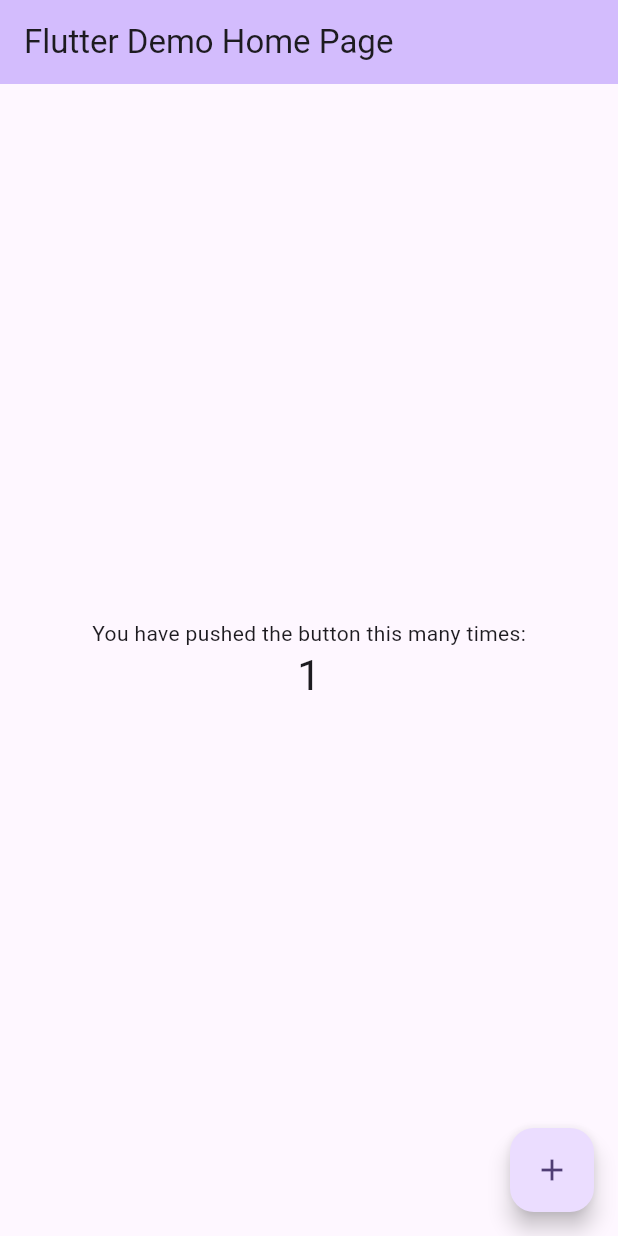
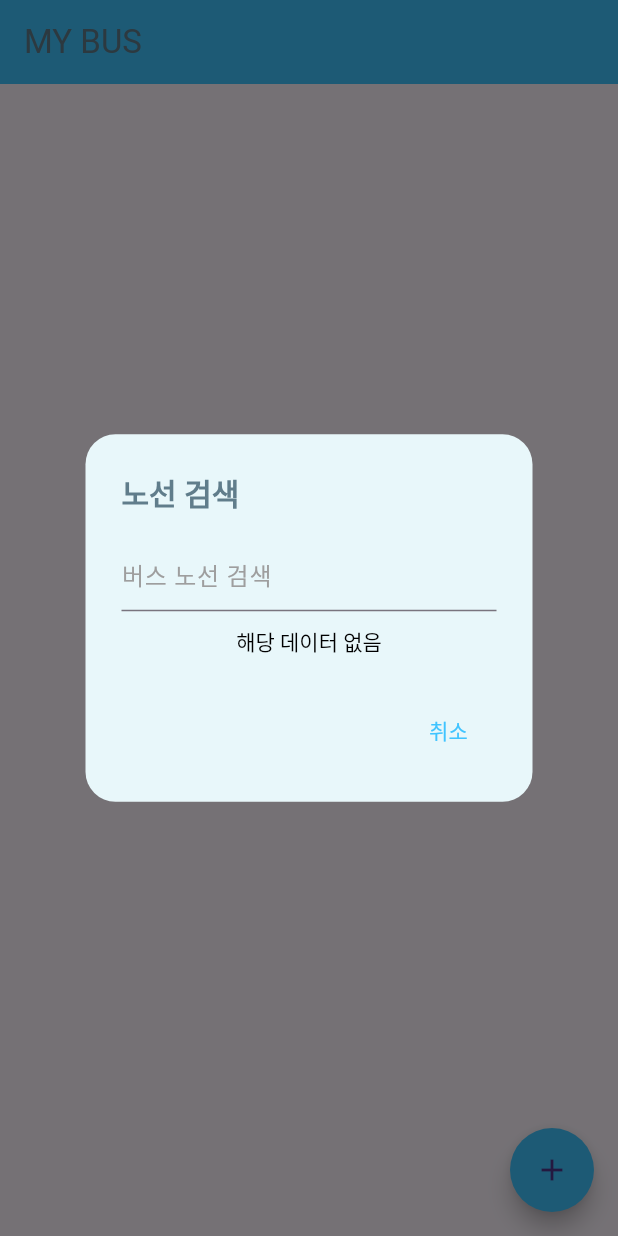
Before and after one commit to Doricong/busFlutter, a Flutter app: the screen it shows after launch, after a tap on the "add" icon, on a phone screen of 412 x 824 dp. Run offline on Flutter 3.47's test engine with Material 3 defaults, Android fonts, the phone set to English and light mode, and no system bars.

Commit message:
버스 추가할 수 있는 ui 구현

```diff
--- a/lib/main.dart
+++ b/lib/main.dart
@@ -5,48 +5,34 @@
 }
 
 class MyApp extends StatelessWidget {
-  const MyApp({super.key});
+  const MyApp({Key? key}) : super(key: key);
 
-  // This widget is the root of your application.
   @override
   Widget build(BuildContext context) {
     return MaterialApp(
-      title: 'Flutter Demo',
-      theme: ThemeData(
-        // This is the theme of your application.
-        //
-        // TRY THIS: Try running your application with "flutter run". You'll see
-        // the application has a purple toolbar. Then, without quitting the app,
-        // try changing the seedColor in the colorScheme below to Colors.green
-        // and then invoke "hot reload" (save your changes or press the "hot
-        // reload" button in a Flutter-supported IDE, or press "r" if you used
-        // the command line to start the app).
-        //
-        // Notice that the counter didn't reset back to zero; the application
-        // state is not lost during the reload. To reset the state, use hot
-        // restart instead.
-        //
-        // This works for code too, not just values: Most code changes can be
-        // tested with just a hot reload.
-        colorScheme: ColorScheme.fromSeed(seedColor: Colors.deepPurple),
-        useMaterial3: true,
-      ),
-      home: const MyHomePage(title: 'Flutter Demo Home Page'),
-    );
+        title: 'my bus app',
+        home: const MyHomePage(title: 'MY BUS'),
+        theme: ThemeData(
+          // AlterDialog 테마 설정
+          dialogTheme: DialogTheme(
+            backgroundColor: const Color(0xffE8F7FA),
+            titleTextStyle: const TextStyle(
+                color: Colors.blueGrey,
+                fontSize: 20,
+                fontWeight: FontWeight.w600),
+            contentTextStyle: const TextStyle(color: Colors.black),
+            shape: RoundedRectangleBorder(
+              borderRadius: BorderRadius.circular(20.0),
+            ),
+          ),
+        ),
+        debugShowCheckedModeBanner: false // 디버그 띠 제거
+        );
   }
 }
 
 class MyHomePage extends StatefulWidget {
-  const MyHomePage({super.key, required this.title});
-
-  // This widget is the home page of your application. It is stateful, meaning
-  // that it has a State object (defined below) that contains fields that affect
-  // how it looks.
-
-  // This class is the configuration for the state. It holds the values (in this
-  // case the title) provided by the parent (in this case the App widget) and
-  // used by the build method of the State. Fields in a Widget subclass are
-  // always marked "final".
+  const MyHomePage({Key? key, required this.title}) : super(key: key);
 
   final String title;
 
@@ -55,71 +41,189 @@
 }
 
 class _MyHomePageState extends State<MyHomePage> {
-  int _counter = 0;
+  final List<String> list = ['1', '2', '3', '4', '10', '110'];
+  List<String> filteredList = [];
+  final TextEditingController textController = TextEditingController();
 
-  void _incrementCounter() {
+  late AlertDialog _searchDialog;
+
+  late String selectedBusNumber;
+  late String selectedTerminal;
+
+  late String addedBus;
+
+  @override
+  void initState() {
+    super.initState();
+    _searchDialog = AlertDialog(
+      title: const Text("노선 검색"),
+      content: StatefulBuilder(
+        builder: (BuildContext context, StateSetter setState) {
+          return Column(
+            mainAxisSize: MainAxisSize.min,
+            children: <Widget>[
+              Container(
+                width: 250,
+                child: TextField(
+                  controller: textController,
+                  decoration: const InputDecoration(
+                    hintText: "버스 노선 검색",
+                    hintStyle: TextStyle(color: Colors.grey),
+                  ),
+                  onChanged: (value) {
+                    // 검색창에 입력하면 실행
+                    setState(() {
+                      filteredList = list
+                          .where((element) =>
+                              element
+                                  .toLowerCase()
+                                  .contains(value.toLowerCase()) &&
+                              value.isNotEmpty)
+                          .toList();
+                    });
+                  },
+                ),
+              ),
+              const SizedBox(height: 10),
+              filteredList.isEmpty
+                  ? const Text("해당 데이터 없음")
+                  : SizedBox(
+                      height: 200,
+                      width: 250,
+                      child: SingleChildScrollView(
+                        child: Column(
+                          children: [
+                            ListView.builder(
+                              shrinkWrap: true,
+                              physics: const AlwaysScrollableScrollPhysics(),
+                              itemCount: filteredList.length,
+                              itemBuilder: (context, index) {
+                                return ListTile(
+                                  title: Text(filteredList[index]),
+                                  onTap: () {
+                                    selectedBusNumber = filteredList[index];
+                                    Navigator.of(context).pop();
+                                    _showNewDialog(selectedBusNumber);
+                                  },
+                                );
+                              },
+                            ),
+                          ],
+                        ),
+                      ))
+            ],
+          );
+        },
+      ),
+      actions: <Widget>[
+        TextButton(
+          onPressed: () {
+            _clearFilteredList();
+          },
+          child: const Text("취소",
+              style: TextStyle(color: Colors.lightBlueAccent)),
+        ),
+      ],
+    );
+  }
+
+  void _showNewDialog(String selectedBus) {
+    showDialog(
+      context: context,
+      builder: (BuildContext context) {
+        return AlertDialog(
+          title: Text("종점 선택"),
+          content: Column(
+            mainAxisSize: MainAxisSize.min,
+            children: <Widget>[
+              SizedBox(
+                height: 200,
+                width: 250,
+                child: ListView.builder(
+                  shrinkWrap: true,
+                  physics: const AlwaysScrollableScrollPhysics(),
+                  itemCount: filteredList.length,
+                  itemBuilder: (context, index) {
+                    return ListTile(
+                      title: Text(filteredList[index]),
+                      onTap: () {
+                        selectedTerminal = filteredList[index];
+                      },
+                    );
+                  },
+                ),
+              ),
+            ],
+          ),
+          actions: <Widget>[
+            TextButton(
+              onPressed: () {
+                _clearFilteredList();
+                selectedBusNumber = '';
+                selectedTerminal = '';
+              },
+              child: const Text("취소",
+                  style: TextStyle(color: Colors.lightBlueAccent)),
+            ),
+            TextButton(
+              onPressed: () {
+                _clearFilteredList();
+              },
+              child: const Text("완료",
+                  style: TextStyle(color: Colors.lightBlueAccent)),
+            ),
+          ],
+        );
+      },
+    );
+  }
+
+  void _clearFilteredList() {
     setState(() {
-      // This call to setState tells the Flutter framework that something has
-      // changed in this State, which causes it to rerun the build method below
-      // so that the display can reflect the updated values. If we changed
-      // _counter without calling setState(), then the build method would not be
-      // called again, and so nothing would appear to happen.
-      _counter++;
+      filteredList.clear();
+      textController.clear();
+      Navigator.of(context).pop();
     });
   }
 
   @override
   Widget build(BuildContext context) {
-    // This method is rerun every time setState is called, for instance as done
-    // by the _incrementCounter method above.
-    //
-    // The Flutter framework has been optimized to make rerunning build methods
-    // fast, so that you can just rebuild anything that needs updating rather
-    // than having to individually change instances of widgets.
     return Scaffold(
       appBar: AppBar(
-        // TRY THIS: Try changing the color here to a specific color (to
-        // Colors.amber, perhaps?) and trigger a hot reload to see the AppBar
-        // change color while the other colors stay the same.
-        backgroundColor: Theme.of(context).colorScheme.inversePrimary,
-        // Here we take the value from the MyHomePage object that was created by
-        // the App.build method, and use it to set our appbar title.
-        title: Text(widget.title),
+        backgroundColor: Colors.lightBlueAccent,
+        title:
+            Text(widget.title, style: const TextStyle(color: Colors.blueGrey)),
       ),
       body: Center(
-        // Center is a layout widget. It takes a single child and positions it
-        // in the middle of the parent.
         child: Column(
-          // Column is also a layout widget. It takes a list of children and
-          // arranges them vertically. By default, it sizes itself to fit its
-          // children horizontally, and tries to be as tall as its parent.
-          //
-          // Column has various properties to control how it sizes itself and
-          // how it positions its children. Here we use mainAxisAlignment to
-          // center the children vertically; the main axis here is the vertical
-          // axis because Columns are vertical (the cross axis would be
-          // horizontal).
-          //
-          // TRY THIS: Invoke "debug painting" (choose the "Toggle Debug Paint"
-          // action in the IDE, or press "p" in the console), to see the
-          // wireframe for each widget.
           mainAxisAlignment: MainAxisAlignment.center,
-          children: <Widget>[
-            const Text(
-              'You have pushed the button this many times:',
-            ),
+          children: const <Widget>[
             Text(
-              '$_counter',
-              style: Theme.of(context).textTheme.headlineMedium,
+              '자주 타는 버스를 추가해보세요.',
+              style: TextStyle(color: Colors.grey),
             ),
           ],
         ),
       ),
       floatingActionButton: FloatingActionButton(
-        onPressed: _incrementCounter,
+        onPressed: () {
+          showDialog(
+            context: context,
+            builder: (BuildContext context) {
+              return _searchDialog;
+            },
+          );
+        },
         tooltip: 'Increment',
         child: const Icon(Icons.add),
-      ), // This trailing comma makes auto-formatting nicer for build methods.
+        shape: const CircleBorder(),
+        backgroundColor: Colors.lightBlueAccent,
+      ),
     );
   }
+
+  @override
+  void dispose() {
+    super.dispose();
+  }
 }
```
Also changed, not shown: lib/model/addedBus.dart (added, +8 -0 lines), lib/searchBus.dart (added, +60 -0 lines).
